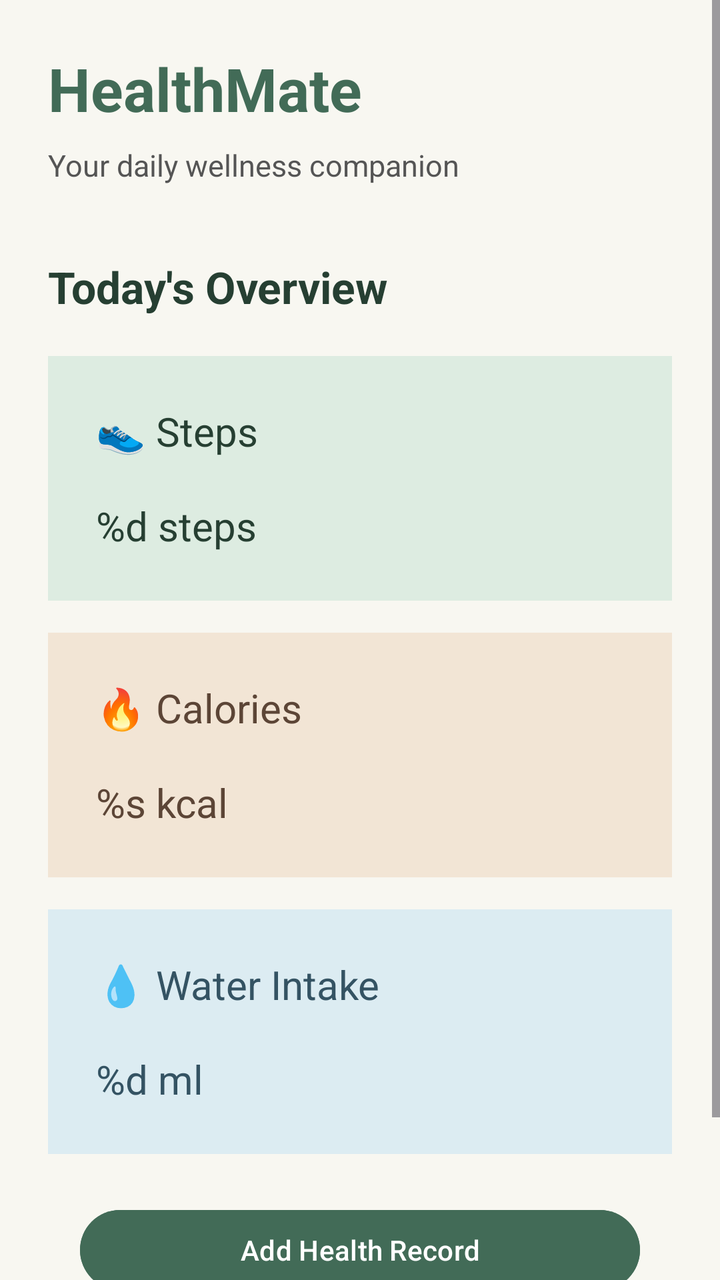
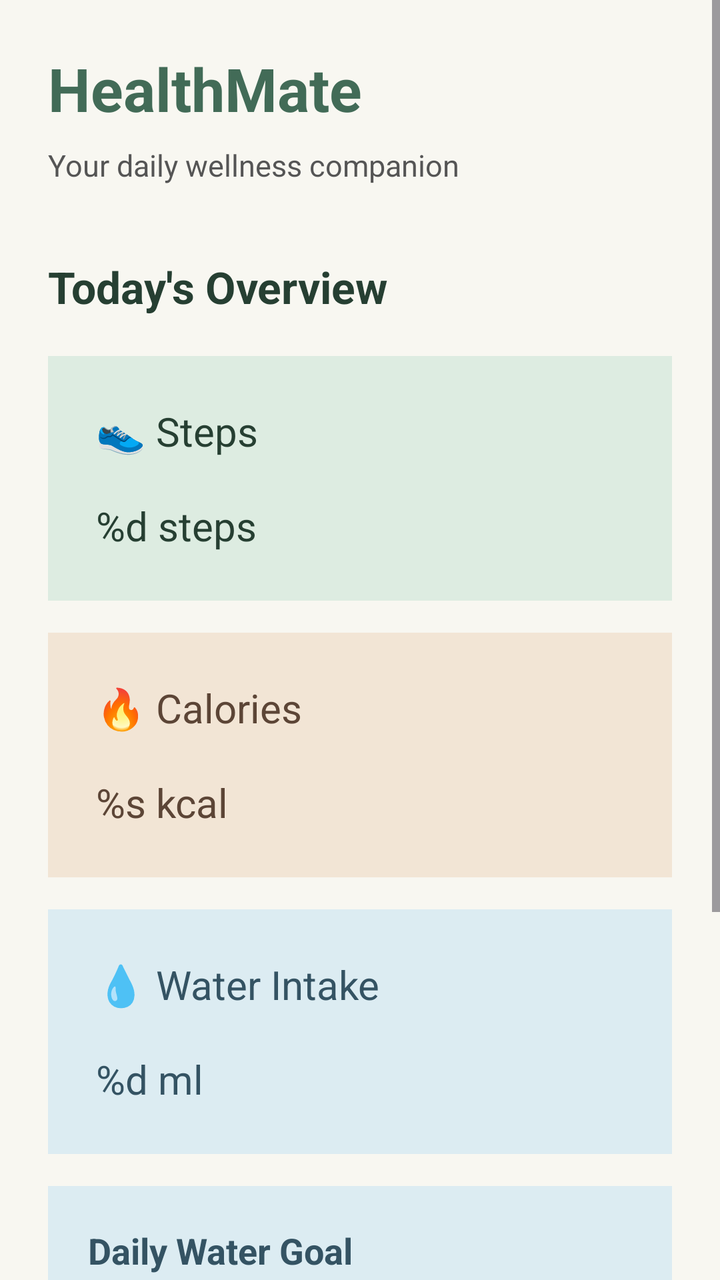

Compare the two renders of this Android layout. The source of the first and the diff that turns it into the second are given below.
<!-- AndroidManifest.xml: application theme Theme.HealthMate -->
<!-- res/layout/activity_main.xml -->
<?xml version="1.0" encoding="utf-8"?>
<ScrollView xmlns:android="http://schemas.android.com/apk/res/android"
    android:layout_width="match_parent"
    android:layout_height="match_parent"
    android:background="#F8F7F1"
    android:fillViewport="true">

    <LinearLayout
        android:layout_width="match_parent"
        android:layout_height="wrap_content"
        android:orientation="vertical"
        android:padding="24dp">

        <TextView
            android:layout_width="match_parent"
            android:layout_height="wrap_content"
            android:text="@string/home_app_title"
            android:textColor="#426B57"
            android:textSize="30sp"
            android:textStyle="bold" />

        <TextView
            android:layout_width="match_parent"
            android:layout_height="wrap_content"
            android:layout_marginTop="8dp"
            android:text="@string/home_subtitle"
            android:textColor="#555555"
            android:textSize="15sp" />

        <TextView
            android:layout_width="match_parent"
            android:layout_height="wrap_content"
            android:layout_marginTop="36dp"
            android:text="@string/home_overview"
            android:textColor="#263F32"
            android:textSize="22sp"
            android:textStyle="bold" />

        <TextView
            android:id="@+id/tvDashboardSteps"
            android:layout_width="match_parent"
            android:layout_height="wrap_content"
            android:layout_marginTop="20dp"
            android:background="#DDECE1"
            android:padding="24dp"
            android:text="@string/dashboard_steps"
            android:textColor="#263F32"
            android:textSize="20sp" />

        <TextView
            android:id="@+id/tvDashboardCalories"
            android:layout_width="match_parent"
            android:layout_height="wrap_content"
            android:layout_marginTop="16dp"
            android:background="#F2E5D5"
            android:padding="24dp"
            android:text="@string/dashboard_calories"
            android:textColor="#5C4536"
            android:textSize="20sp" />

        <TextView
            android:id="@+id/tvDashboardWater"
            android:layout_width="match_parent"
            android:layout_height="wrap_content"
            android:layout_marginTop="16dp"
            android:background="#DCECF2"
            android:padding="24dp"
            android:text="@string/dashboard_water"
            android:textColor="#345363"
            android:textSize="20sp" />

        <Button
            android:id="@+id/btnAddRecord"
            android:layout_width="280dp"
            android:layout_gravity="center_horizontal"
            android:layout_height="wrap_content"
            android:layout_marginTop="24dp"
            android:text="@string/home_add_record"
            android:backgroundTint="#426B57"
            android:textColor="#FFFFFF" />

        <Button
            android:id="@+id/btnViewRecords"
            android:layout_width="280dp"
            android:layout_gravity="center_horizontal"
            android:layout_height="wrap_content"
            android:layout_marginTop="12dp"
            android:text="@string/home_view_records"
            android:backgroundTint="#426B57"
            android:textColor="#FFFFFF" />

    </LinearLayout>
</ScrollView>
<!-- resources referenced by this layout -->
<resources>
  <string name="dashboard_calories">🔥  Calories\n\n%s kcal</string>
  <string name="dashboard_steps">👟  Steps\n\n%d steps</string>
  <string name="dashboard_water">💧  Water Intake\n\n%d ml</string>
  <string name="home_add_record">Add Health Record</string>
  <string name="home_app_title">HealthMate</string>
  <string name="home_overview">Today\'s Overview</string>
  <string name="home_subtitle">Your daily wellness companion</string>
  <string name="home_view_records">View Health Records</string>
  <style name="Theme.HealthMate" parent="Base.Theme.HealthMate" />
  <style name="Base.Theme.HealthMate" parent="Theme.Material3.DayNight.NoActionBar">
          
          
      </style>
</resources>

<!-- the commit's change to res/layout/activity_main.xml (unified diff, before → after) -->
@@ -69,6 +69,54 @@
             android:textColor="#345363"
             android:textSize="20sp" />
 
+        
+        <LinearLayout
+            android:layout_width="match_parent"
+            android:layout_height="wrap_content"
+            android:layout_marginTop="16dp"
+            android:background="#DCECF2"
+            android:orientation="vertical"
+            android:padding="20dp">
+
+            <TextView
+                android:layout_width="match_parent"
+                android:layout_height="wrap_content"
+                android:text="@string/water_goal_title"
+                android:textColor="#345363"
+                android:textSize="18sp"
+                android:textStyle="bold" />
+
+            <TextView
+                android:id="@+id/tvWaterGoalProgress"
+                android:layout_width="match_parent"
+                android:layout_height="wrap_content"
+                android:layout_marginTop="12dp"
+                android:text="@string/water_goal_progress"
+                android:textColor="#345363"
+                android:textSize="16sp" />
+
+            <ProgressBar
+                android:id="@+id/progressWaterGoal"
+                style="?android:attr/progressBarStyleHorizontal"
+                android:layout_width="match_parent"
+                android:layout_height="12dp"
+                android:layout_marginTop="12dp"
+                android:max="100"
+                android:progress="0"
+                android:progressTint="#426B57"
+                android:progressBackgroundTint="#B8D3DE" />
+
+            <TextView
+                android:id="@+id/tvWaterGoalPercentage"
+                android:layout_width="match_parent"
+                android:layout_height="wrap_content"
+                android:layout_marginTop="8dp"
+                android:text="@string/water_goal_percentage"
+                android:textColor="#345363"
+                android:textSize="14sp" />
+
+        </LinearLayout>
+
         <Button
             android:id="@+id/btnAddRecord"
             android:layout_width="280dp"
<!-- resource entries referenced after the edit -->
@@ -8,6 +8,9 @@
   <string name="home_overview">Today\'s Overview</string>
   <string name="home_subtitle">Your daily wellness companion</string>
   <string name="home_view_records">View Health Records</string>
+  <string name="water_goal_percentage">%1$d%% completed</string>
+  <string name="water_goal_progress">%1$d / %2$d ml</string>
+  <string name="water_goal_title">Daily Water Goal</string>
   <style name="Theme.HealthMate" parent="Base.Theme.HealthMate" />
   <style name="Base.Theme.HealthMate" parent="Theme.Material3.DayNight.NoActionBar">
           
